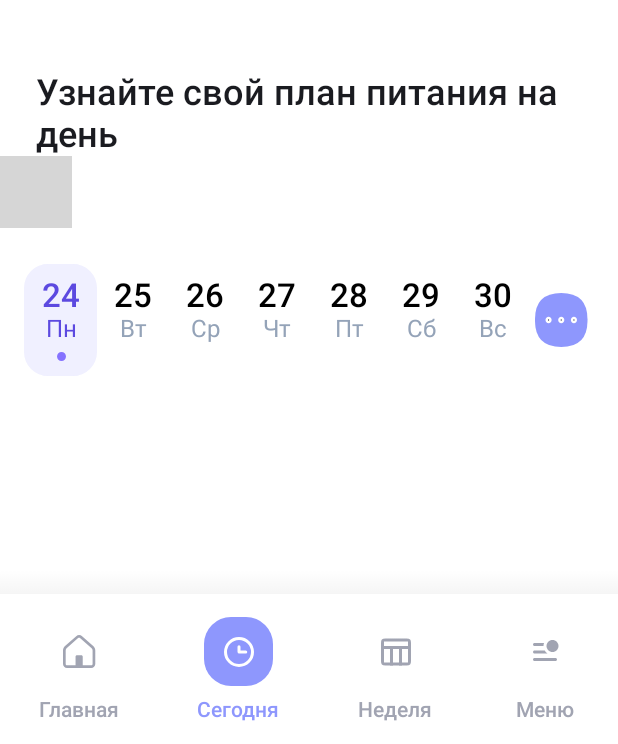
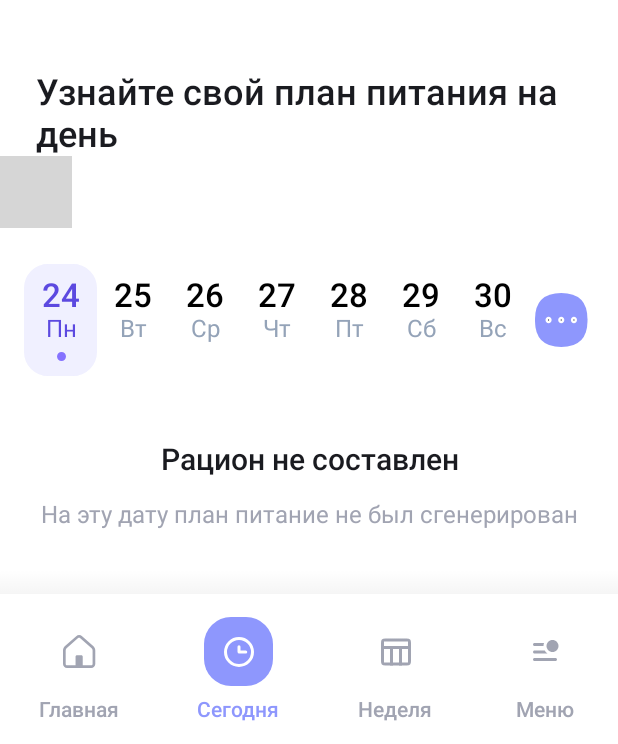
Before and after one commit to L11D/elephant-meal, an Android app built with Jetpack Compose: the screen it shows after launch (MainActivity), after a tap on "24", on a phone screen of 412 x 824 dp, the part 492-1236 px from its top. Run offline under Robolectric (Android 15) with nearby library versions, the phone set to English and light mode, and no system bars; our stand-ins replace Dagger/Hilt's generated code; libraries missing offline, so code that uses them is left out: com.maxkeppeker.sheets, com.maxkeppeler.sheets; 3 statements that could not run were skipped; grey boxes are pictures that could not be loaded.

Commit message:
Добавлен плэйсхолдер для дня без плана питания

```diff
--- a/mobile/ElephantMeal/app/src/main/java/com/example/elephantmeal/common/navigation/Navigation.kt
+++ b/mobile/ElephantMeal/app/src/main/java/com/example/elephantmeal/common/navigation/Navigation.kt
@@ -26,7 +26,7 @@ fun ElephantMealNavigation(
 ) {
     NavHost(
         navController = navController,
-       // startDestination = Screen.WelcomeScreen.name
+       // startDestination = Screen.ProductsBanScreen.name
         startDestination = "${Screen.TodayScreen.name}/false"
     ) {
         // Приветственный экран
--- a/mobile/ElephantMeal/app/src/main/java/com/example/elephantmeal/day_screen/presentation/DayScreen.kt
+++ b/mobile/ElephantMeal/app/src/main/java/com/example/elephantmeal/day_screen/presentation/DayScreen.kt
@@ -65,7 +65,10 @@ fun DayScreen(
                 .weight(1f)
         ) {
             // Расписание рациона на день
-            DayTimetable()
+            if (state.dayRation.isNotEmpty())
+                DayTimetable()
+            else
+                EmptyDayPlaceholder()
 
             // Тень от нижней навигационной панели
             Box(
--- /dev/null
+++ b/mobile/ElephantMeal/app/src/main/java/com/example/elephantmeal/day_screen/presentation/EmptyDayPlaceholder.kt
@@ -0,0 +1,55 @@
+package com.example.elephantmeal.day_screen.presentation
+
+import androidx.compose.foundation.background
+import androidx.compose.foundation.layout.Box
+import androidx.compose.foundation.layout.Column
+import androidx.compose.foundation.layout.fillMaxSize
+import androidx.compose.foundation.layout.padding
+import androidx.compose.material3.Text
+import androidx.compose.runtime.Composable
+import androidx.compose.ui.Alignment
+import androidx.compose.ui.Modifier
+import androidx.compose.ui.graphics.Color
+import androidx.compose.ui.res.stringResource
+import androidx.compose.ui.text.TextStyle
+import androidx.compose.ui.text.font.FontWeight
+import androidx.compose.ui.text.style.TextAlign
+import androidx.compose.ui.unit.dp
+import androidx.compose.ui.unit.sp
+import com.example.elephantmeal.R
+import com.example.elephantmeal.ui.theme.DarkGrayColor
+
+@Composable
+fun EmptyDayPlaceholder() {
+    Box(
+        modifier = Modifier
+            .fillMaxSize()
+            .background(Color.White)
+    ) {
+        Column(
+            modifier = Modifier
+                .align(Alignment.Center)
+        ) {
+            Text(
+                modifier = Modifier
+                    .align(Alignment.CenterHorizontally),
+                text = stringResource(id = R.string.empty_ration),
+                style = TextStyle(
+                    fontSize = 20.sp,
+                    fontWeight = FontWeight.SemiBold
+                )
+            )
+
+            Text(
+                modifier = Modifier
+                    .padding(24.dp, 16.dp, 24.dp, 0.dp),
+                text = stringResource(id = R.string.empty_plan),
+                textAlign = TextAlign.Center,
+                style = TextStyle(
+                    fontSize = 16.sp,
+                    color = DarkGrayColor
+                )
+            )
+        }
+    }
+}
--- a/mobile/ElephantMeal/app/src/main/res/values/strings.xml
+++ b/mobile/ElephantMeal/app/src/main/res/values/strings.xml
@@ -111,4 +111,6 @@
     <string name="of_december">декабря</string>
     <string name="mealtime_order">-й приём пищи</string>
     <string name="ok">OK</string>
+    <string name="empty_ration">Рацион не составлен</string>
+    <string name="empty_plan">На эту дату план питание не был сгенерирован</string>
 </resources>
```
